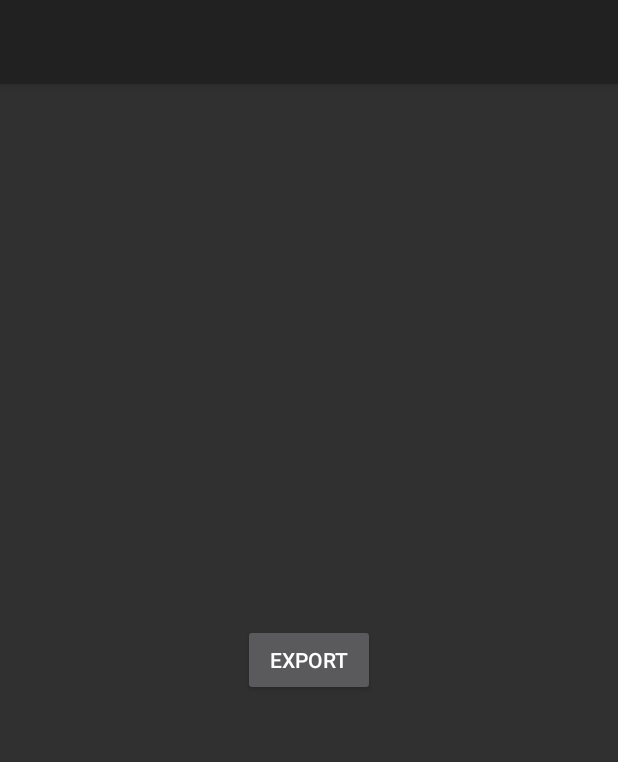
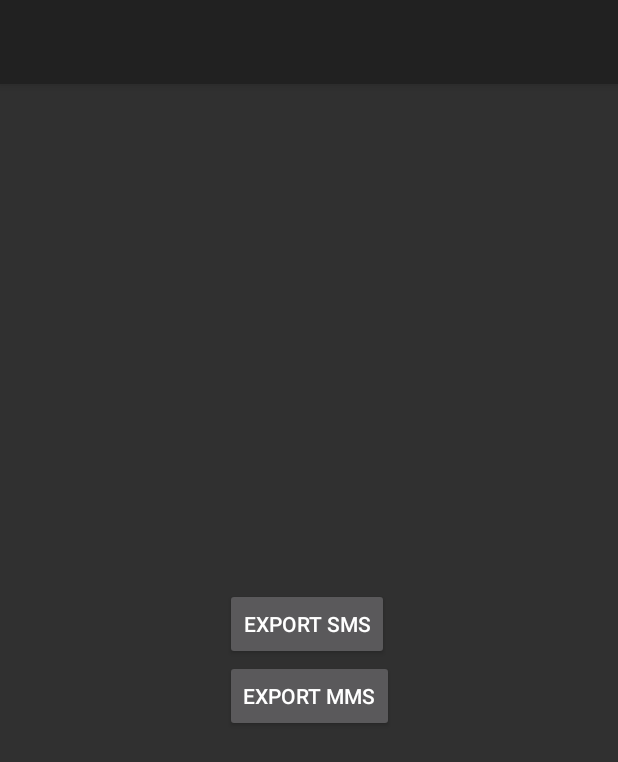
Before and after one commit to AdrS/ExportSMS, an Android app: the screen it shows after launch (MainActivity), on a phone screen of 412 x 824 dp. Shown: the top 762 px of the screen. Run offline under Robolectric (Android 15) with nearby library versions, the phone set to English and light mode, and no system bars.

Commit message:
Update layout, add Export Mms button

```diff
--- a/app/src/main/AndroidManifest.xml
+++ b/app/src/main/AndroidManifest.xml
@@ -10,7 +10,7 @@
         android:label="@string/app_name"
         android:roundIcon="@mipmap/ic_launcher_round"
         android:supportsRtl="true"
-        android:theme="@style/Theme.AppCompat">
+        android:theme="@style/Base.Theme.AppCompat">
         <activity android:name=".MainActivity">
             <intent-filter>
                 <action android:name="android.intent.action.MAIN" />
--- a/app/src/main/res/layout/activity_main.xml
+++ b/app/src/main/res/layout/activity_main.xml
@@ -6,16 +6,30 @@
     android:layout_height="match_parent"
     tools:context=".MainActivity">
 
-    <Button
-        android:id="@+id/exportButton"
+    <LinearLayout
+        android:id="@+id/linearLayout"
         android:layout_width="wrap_content"
         android:layout_height="wrap_content"
-        android:onClick="exportHandler"
-        android:text="Export"
+        android:orientation="vertical"
         app:layout_constraintBottom_toBottomOf="parent"
         app:layout_constraintEnd_toEndOf="parent"
         app:layout_constraintHorizontal_bias="0.5"
         app:layout_constraintStart_toStartOf="parent"
-        app:layout_constraintTop_toTopOf="parent" />
+        app:layout_constraintTop_toTopOf="parent">
+
+        <Button
+            android:id="@+id/exportSmsButton"
+            android:layout_width="wrap_content"
+            android:layout_height="wrap_content"
+            android:onClick="exportSmsHandler"
+            android:text="Export SMS" />
+
+        <Button
+            android:id="@+id/exportMssButton"
+            android:layout_width="wrap_content"
+            android:layout_height="wrap_content"
+            android:onClick="exportMmsHandler"
+            android:text="Export MMS" />
+    </LinearLayout>
 
 </android.support.constraint.ConstraintLayout>
```
Also changed, not shown: app/src/main/java/com/adrianstoll/exportsms/MainActivity.java (+28 -20 lines).
